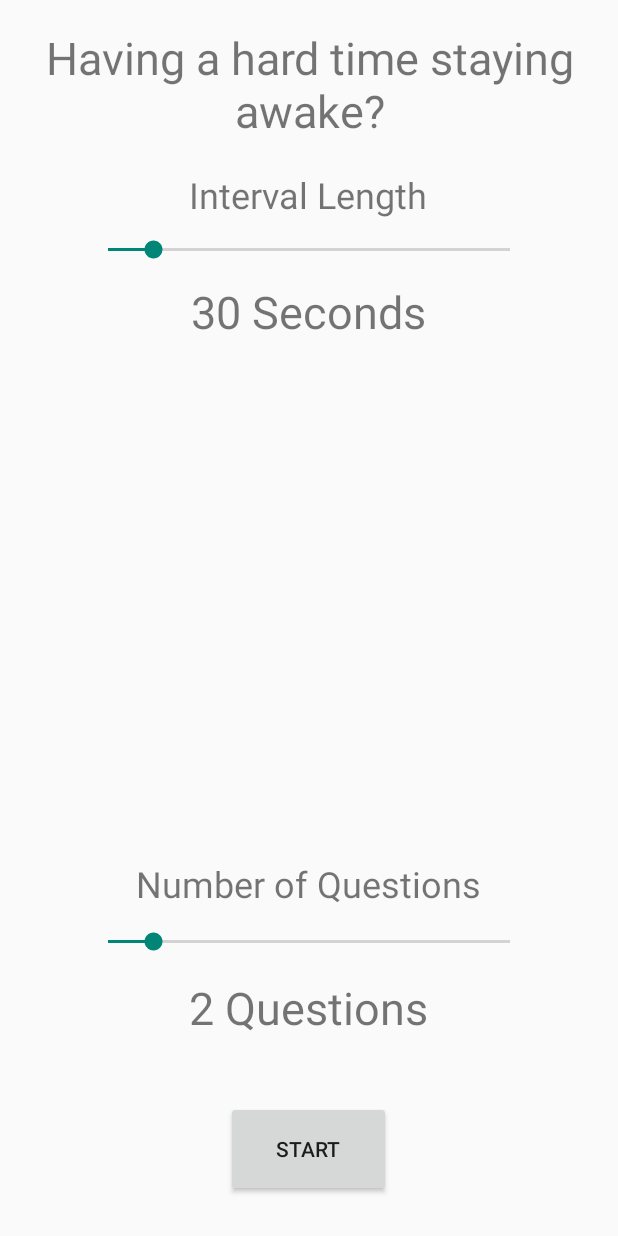
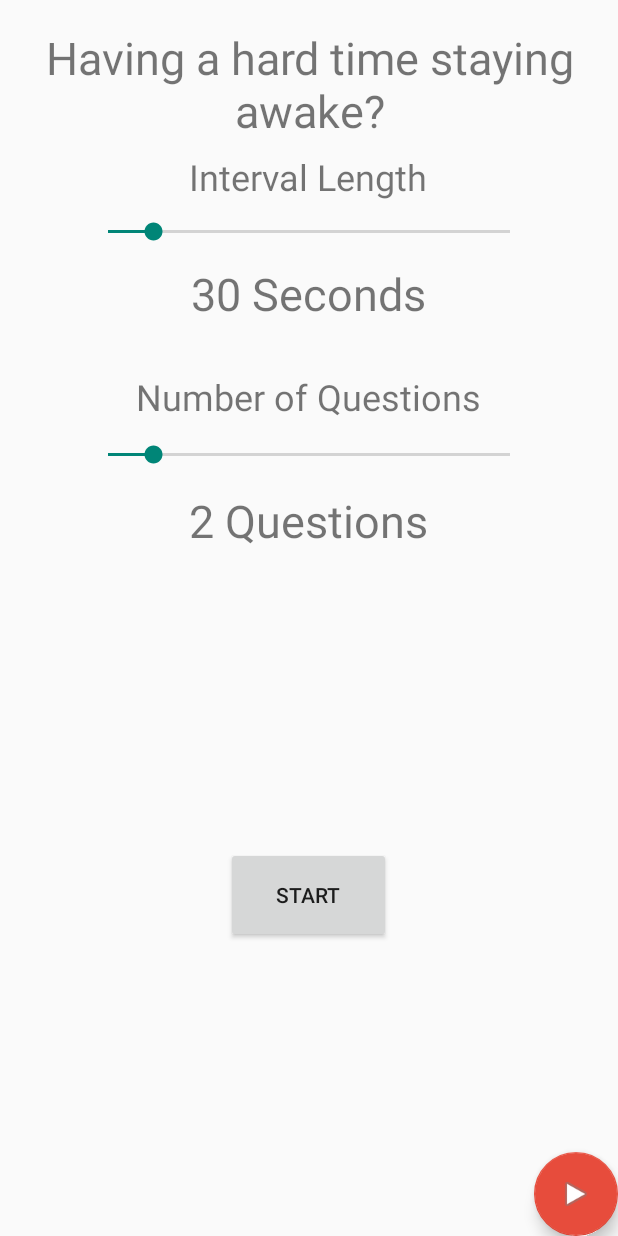
Before and after one commit to RooshiPatidar/StayAwake, an Android app: the screen it shows after launch (MainActivity), on a phone screen of 412 x 824 dp. Run offline under Robolectric (Android 15) with nearby library versions, the phone set to English and light mode, and no system bars.

Commit message:
Further UI work including color scheme

```diff
--- a/app/build.gradle
+++ b/app/build.gradle
@@ -1,11 +1,11 @@
 apply plugin: 'com.android.application'
 
 android {
-    compileSdkVersion 27
+    compileSdkVersion 28
     defaultConfig {
         applicationId "me.rooshi.stayawake"
         minSdkVersion 21
-        targetSdkVersion 27
+        targetSdkVersion 28
         versionCode 1
         versionName "1.0"
         testInstrumentationRunner "android.support.test.runner.AndroidJUnitRunner"
@@ -19,8 +19,9 @@ android {
 }
 
 dependencies {
-    implementation fileTree(dir: 'libs', include: ['*.jar'])
-    implementation 'com.android.support:appcompat-v7:27.1.1'
+    implementation fileTree(include: ['*.jar'], dir: 'libs')
+    implementation 'com.android.support:appcompat-v7:28.0.0-alpha1'
+    implementation 'com.android.support:design:28.0.0-alpha1'
     implementation 'com.android.support.constraint:constraint-layout:1.1.2'
     testImplementation 'junit:junit:4.12'
     androidTestImplementation 'com.android.support.test:runner:1.0.2'
--- a/app/src/main/java/me/rooshi/stayawake/MainActivity.java
+++ b/app/src/main/java/me/rooshi/stayawake/MainActivity.java
@@ -2,16 +2,22 @@ package me.rooshi.stayawake;
 
 import android.content.Context;
 import android.content.Intent;
+import android.graphics.Color;
 import android.os.Build;
 import android.os.CountDownTimer;
 import android.os.VibrationEffect;
 import android.os.Vibrator;
+import android.support.annotation.NonNull;
 import android.support.v7.app.AppCompatActivity;
 import android.os.Bundle;
+import android.view.MenuItem;
 import android.view.View;
 import android.widget.Button;
 import android.widget.SeekBar;
 import android.widget.TextView;
+
+import android.support.design.widget.BottomNavigationView;
+
 
 import java.util.Random;
 
@@ -37,11 +43,17 @@ public class MainActivity extends AppCompatActivity {
     int timing;
     CountDownTimer countDownTimer;
 
-
     @Override
     protected void onCreate(Bundle savedInstanceState) {
         super.onCreate(savedInstanceState);
         setContentView(R.layout.activity_main);
+
+        /*
+        if (Build.VERSION.SDK_INT >= 21) {
+            getWindow().setNavigationBarColor(getResources().getColor(R.color.colorPrimary));
+            getWindow().setStatusBarColor(getResources().getColor(R.color.colorPrimary));
+        }
+        */
 
         intervalTextView = findViewById(R.id.intervalTextView);
         intervalSeekBar = findViewById(R.id.intervalSeekBar);
--- a/app/src/main/res/layout/activity_main.xml
+++ b/app/src/main/res/layout/activity_main.xml
@@ -1,4 +1,5 @@
 <?xml version="1.0" encoding="utf-8"?>
+
 <RelativeLayout xmlns:android="http://schemas.android.com/apk/res/android"
     xmlns:app="http://schemas.android.com/apk/res-auto"
     xmlns:tools="http://schemas.android.com/tools"
@@ -22,9 +23,8 @@
         android:id="@+id/intervalSeekBar"
         android:layout_width="300dp"
         android:layout_height="41dp"
-        android:layout_alignParentTop="true"
+        android:layout_below="@+id/intervalTextView"
         android:layout_centerHorizontal="true"
-        android:layout_marginTop="146dp"
         android:max="9"
         android:progress="1" />
 
@@ -32,9 +32,9 @@
         android:id="@+id/intervalTextView"
         android:layout_width="wrap_content"
         android:layout_height="wrap_content"
-        android:layout_above="@+id/intervalSeekBar"
+        android:layout_alignParentTop="true"
         android:layout_centerHorizontal="true"
-        android:layout_marginBottom="-146dp"
+        android:layout_marginTop="101dp"
         android:text="Interval Length"
         android:textSize="24sp" />
 
@@ -51,8 +51,9 @@
         android:id="@+id/numOfQsTextView"
         android:layout_width="wrap_content"
         android:layout_height="wrap_content"
-        android:layout_above="@+id/numQuestionsSeekBar"
+        android:layout_alignParentTop="true"
         android:layout_centerHorizontal="true"
+        android:layout_marginTop="248dp"
         android:text="Number of Questions"
         android:textSize="24sp" />
 
@@ -60,7 +61,7 @@
         android:id="@+id/numQuestionsSeekBar"
         android:layout_width="300dp"
         android:layout_height="46dp"
-        android:layout_above="@+id/numQuestionsTextView"
+        android:layout_below="@+id/numOfQsTextView"
         android:layout_centerHorizontal="true"
         android:max="9"
         android:progress="1" />
@@ -69,9 +70,8 @@
         android:id="@+id/numQuestionsTextView"
         android:layout_width="wrap_content"
         android:layout_height="wrap_content"
-        android:layout_alignParentBottom="true"
+        android:layout_below="@+id/numQuestionsSeekBar"
         android:layout_centerHorizontal="true"
-        android:layout_marginBottom="132dp"
         android:text="2 Questions"
         android:textSize="30sp" />
 
@@ -81,7 +81,20 @@
         android:layout_height="64dp"
         android:layout_alignParentBottom="true"
         android:layout_centerHorizontal="true"
-        android:layout_marginBottom="26dp"
+        android:layout_marginBottom="195dp"
         android:onClick="onStart"
         android:text="Start" />
+
+    <android.support.design.widget.FloatingActionButton
+        android:id="@+id/floatingActionButton2"
+        android:layout_width="wrap_content"
+        android:layout_height="wrap_content"
+        android:layout_alignParentBottom="true"
+        android:layout_alignParentEnd="true"
+        android:layout_centerInParent="false"
+        android:clickable="true"
+        android:theme="@style/AppTheme"
+        app:srcCompat="@android:drawable/ic_media_play"
+        app:layout_anchorGravity="center|bottom"/>
+
 </RelativeLayout>
--- a/app/src/main/res/values/colors.xml
+++ b/app/src/main/res/values/colors.xml
@@ -1,6 +1,7 @@
 <?xml version="1.0" encoding="utf-8"?>
 <resources>
-    <color name="colorPrimary">#3F51B5</color>
-    <color name="colorPrimaryDark">#303F9F</color>
-    <color name="colorAccent">#FF4081</color>
+    <color name="colorPrimary">#EF4836</color>
+    <color name="colorPrimaryDark">#A41203</color>
+    <color name="colorAccent">#E74C3C</color>
+    <color name="offWhite">#FAFAFA</color>
 </resources>
--- a/app/src/main/res/values/styles.xml
+++ b/app/src/main/res/values/styles.xml
@@ -6,6 +6,9 @@
         <item name="colorPrimary">@color/colorPrimary</item>
         <item name="colorPrimaryDark">@color/colorPrimaryDark</item>
         <item name="colorAccent">@color/colorAccent</item>
+        <item name="android:navigationBarColor">@color/colorPrimary</item>
+        <item name="android:statusBarColor">@color/colorPrimary</item>
+
     </style>
 
     <style name="NoActionBarTheme" parent="Base.Theme.AppCompat.Light.DarkActionBar">
```
Also changed, not shown: 3 other files.
